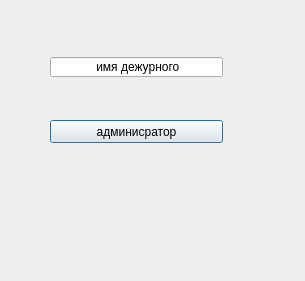
Plusers/ASL, file vydacha_sdacha/dejurniy.ui: the form before one commit.
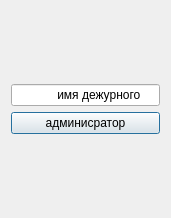
The form after the commit.

```diff
--- a/vydacha_sdacha/dejurniy.ui
+++ b/vydacha_sdacha/dejurniy.ui
@@ -6,39 +6,33 @@
    <rect>
     <x>0</x>
     <y>0</y>
-    <width>305</width>
-    <height>281</height>
+    <width>171</width>
+    <height>218</height>
    </rect>
   </property>
   <property name="windowTitle">
    <string>Dialog</string>
   </property>
+  <layout class="QVBoxLayout" name="verticalLayout_2">
+   <item>
+    <layout class="QVBoxLayout" name="verticalLayout">
+     <item>
   <widget class="QLineEdit" name="lineEdit">
-   <property name="geometry">
-    <rect>
-     <x>50</x>
-     <y>57</y>
-     <width>173</width>
-     <height>20</height>
-    </rect>
-   </property>
    <property name="text">
     <string>             имя дежурного</string>
    </property>
   </widget>
+     </item>
+     <item>
   <widget class="QPushButton" name="pushButton">
-   <property name="geometry">
-    <rect>
-     <x>50</x>
-     <y>120</y>
-     <width>173</width>
-     <height>23</height>
-    </rect>
-   </property>
    <property name="text">
     <string>админисратор</string>
    </property>
   </widget>
+     </item>
+    </layout>
+   </item>
+  </layout>
  </widget>
  <resources/>
  <connections/>
```
Lines whose indentation alone changed are shown as unchanged.
